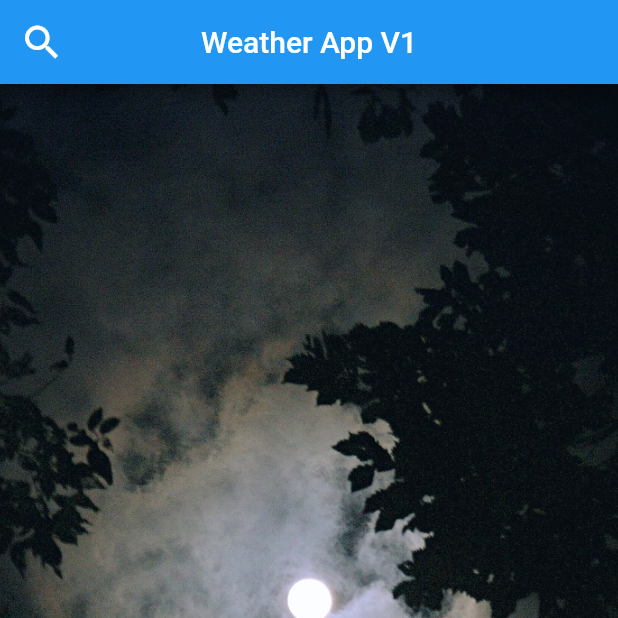
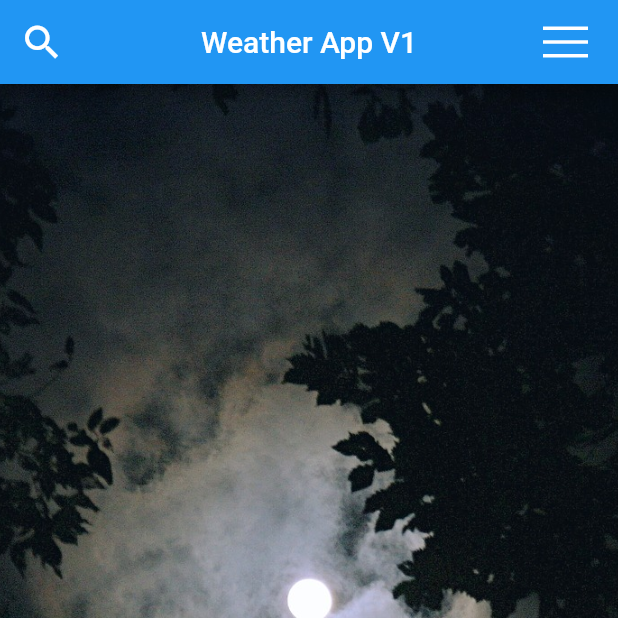
Before and after one commit to cmtanvirulislam/Weather_App_V1, a Flutter app: the screen it shows after launch, on a phone screen of 412 x 824 dp, the top half of it. Run offline on Flutter 3.47's test engine with Material 2 defaults, Android fonts, the phone set to English and light mode, and no system bars; our stand-ins replace flutter_svg, google_fonts.

Commit message:
action container created for menu svg

```diff
--- a/lib/weather.dart
+++ b/lib/weather.dart
@@ -1,5 +1,6 @@
 import 'package:flutter/material.dart';
 import 'package:google_fonts/google_fonts.dart';
+import 'package:flutter_svg/flutter_svg.dart';
 
 class WeatherApp extends StatelessWidget {
   @override
@@ -9,8 +10,23 @@ class WeatherApp extends StatelessWidget {
         centerTitle: true,
         title: Text('Weather App V1'),
         leading: IconButton(
-          icon: Icon(Icons.search,size: 30,color: Colors.white,),
+          icon: Icon(
+            Icons.search,
+            size: 30,
+            color: Colors.white,
+          ),
         ),
+        actions: [
+          Container(
+            margin: EdgeInsets.fromLTRB(0, 0, 20, 0),
+            child: SvgPicture.asset(
+              'pictures/menu.svg',
+              height: 30,
+              width: 30,
+              color: Colors.white,
+            ),
+          ),
+        ],
       ),
       body: Container(
         child: Stack(
```
